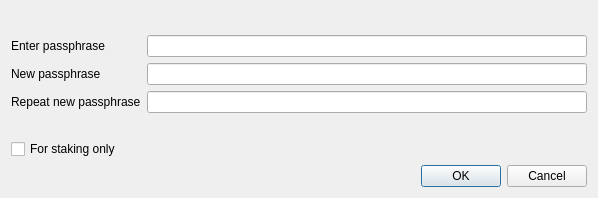
aliothcoin/aliothcoin, file src/qt/forms/askpassphrasedialog.ui: the form before one commit.
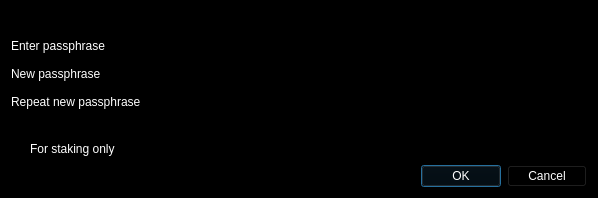
The form after the commit.

What changed in the file:
```diff
--- a/src/qt/forms/askpassphrasedialog.ui
+++ b/src/qt/forms/askpassphrasedialog.ui
@@ -22,6 +22,421 @@
     <height>0</height>
    </size>
   </property>
+  <property name="palette">
+   <palette>
+    <active>
+     <colorrole role="WindowText">
+      <brush brushstyle="SolidPattern">
+       <color alpha="255">
+        <red>255</red>
+        <green>255</green>
+        <blue>255</blue>
+       </color>
+      </brush>
+     </colorrole>
+     <colorrole role="Button">
+      <brush brushstyle="SolidPattern">
+       <color alpha="255">
+        <red>0</red>
+        <green>0</green>
+        <blue>0</blue>
+       </color>
+      </brush>
+     </colorrole>
+     <colorrole role="Light">
+      <brush brushstyle="SolidPattern">
+       <color alpha="255">
+        <red>0</red>
+        <green>0</green>
+        <blue>0</blue>
+       </color>
+      </brush>
+     </colorrole>
+     <colorrole role="Midlight">
+      <brush brushstyle="SolidPattern">
+       <color alpha="255">
+        <red>0</red>
+        <green>0</green>
+        <blue>0</blue>
+       </color>
+      </brush>
+     </colorrole>
+     <colorrole role="Dark">
+      <brush brushstyle="SolidPattern">
+       <color alpha="255">
+        <red>0</red>
+        <green>0</green>
+        <blue>0</blue>
+       </color>
+      </brush>
+     </colorrole>
+     <colorrole role="Mid">
+      <brush brushstyle="SolidPattern">
+       <color alpha="255">
+        <red>0</red>
+        <green>0</green>
+        <blue>0</blue>
+       </color>
+      </brush>
+     </colorrole>
+     <colorrole role="Text">
+      <brush brushstyle="SolidPattern">
+       <color alpha="255">
+        <red>255</red>
+        <green>255</green>
+        <blue>255</blue>
+       </color>
+      </brush>
+     </colorrole>
+     <colorrole role="BrightText">
+      <brush brushstyle="SolidPattern">
+       <color alpha="255">
+        <red>255</red>
+        <green>255</green>
+        <blue>255</blue>
+       </color>
+      </brush>
+     </colorrole>
+     <colorrole role="ButtonText">
+      <brush brushstyle="SolidPattern">
+       <color alpha="255">
+        <red>255</red>
+        <green>255</green>
+        <blue>255</blue>
+       </color>
+      </brush>
+     </colorrole>
+     <colorrole role="Base">
+      <brush brushstyle="SolidPattern">
+       <color alpha="255">
+        <red>0</red>
+        <green>0</green>
+        <blue>0</blue>
+       </color>
+      </brush>
+     </colorrole>
+     <colorrole role="Window">
+      <brush brushstyle="SolidPattern">
+       <color alpha="255">
+        <red>0</red>
+        <green>0</green>
+        <blue>0</blue>
+       </color>
+      </brush>
+     </colorrole>
+     <colorrole role="Shadow">
+      <brush brushstyle="SolidPattern">
+       <color alpha="255">
+        <red>0</red>
+        <green>0</green>
+        <blue>0</blue>
+       </color>
+      </brush>
+     </colorrole>
+     <colorrole role="AlternateBase">
+      <brush brushstyle="SolidPattern">
+       <color alpha="255">
+        <red>0</red>
+        <green>0</green>
+        <blue>0</blue>
+       </color>
+      </brush>
+     </colorrole>
+     <colorrole role="ToolTipBase">
+      <brush brushstyle="SolidPattern">
+       <color alpha="255">
+        <red>255</red>
+        <green>255</green>
+        <blue>220</blue>
+       </color>
+      </brush>
+     </colorrole>
+     <colorrole role="ToolTipText">
+      <brush brushstyle="SolidPattern">
+       <color alpha="255">
+        <red>0</red>
+        <green>0</green>
+        <blue>0</blue>
+       </color>
+      </brush>
+     </colorrole>
+    </active>
+    <inactive>
+     <colorrole role="WindowText">
+      <brush brushstyle="SolidPattern">
+       <color alpha="255">
+        <red>255</red>
+        <green>255</green>
+        <blue>255</blue>
+       </color>
+      </brush>
+     </colorrole>
+     <colorrole role="Button">
+      <brush brushstyle="SolidPattern">
+       <color alpha="255">
+        <red>0</red>
+        <green>0</green>
+        <blue>0</blue>
+       </color>
+      </brush>
+     </colorrole>
+     <colorrole role="Light">
+      <brush brushstyle="SolidPattern">
+       <color alpha="255">
+        <red>0</red>
+        <green>0</green>
+        <blue>0</blue>
+       </color>
+      </brush>
+     </colorrole>
+     <colorrole role="Midlight">
+      <brush brushstyle="SolidPattern">
+       <color alpha="255">
+        <red>0</red>
+        <green>0</green>
+        <blue>0</blue>
+       </color>
+      </brush>
+     </colorrole>
+     <colorrole role="Dark">
+      <brush brushstyle="SolidPattern">
+       <color alpha="255">
+        <red>0</red>
+        <green>0</green>
+        <blue>0</blue>
+       </color>
+      </brush>
+     </colorrole>
+     <colorrole role="Mid">
+      <brush brushstyle="SolidPattern">
+       <color alpha="255">
+        <red>0</red>
+        <green>0</green>
+        <blue>0</blue>
+       </color>
+      </brush>
+     </colorrole>
+     <colorrole role="Text">
+      <brush brushstyle="SolidPattern">
+       <color alpha="255">
+        <red>255</red>
+        <green>255</green>
+        <blue>255</blue>
+       </color>
+      </brush>
+     </colorrole>
+     <colorrole role="BrightText">
+      <brush brushstyle="SolidPattern">
+       <color alpha="255">
+        <red>255</red>
+        <green>255</green>
+        <blue>255</blue>
+       </color>
+      </brush>
+     </colorrole>
+     <colorrole role="ButtonText">
+      <brush brushstyle="SolidPattern">
+       <color alpha="255">
+        <red>255</red>
+        <green>255</green>
+        <blue>255</blue>
+       </color>
+      </brush>
+     </colorrole>
+     <colorrole role="Base">
+      <brush brushstyle="SolidPattern">
+       <color alpha="255">
+        <red>0</red>
+        <green>0</green>
+        <blue>0</blue>
+       </color>
+      </brush>
+     </colorrole>
+     <colorrole role="Window">
+      <brush brushstyle="SolidPattern">
+       <color alpha="255">
+        <red>0</red>
+        <green>0</green>
+        <blue>0</blue>
+       </color>
+      </brush>
+     </colorrole>
+     <colorrole role="Shadow">
+      <brush brushstyle="SolidPattern">
+       <color alpha="255">
+        <red>0</red>
+        <green>0</green>
+        <blue>0</blue>
+       </color>
+      </brush>
+     </colorrole>
+     <colorrole role="AlternateBase">
+      <brush brushstyle="SolidPattern">
+       <color alpha="255">
+        <red>0</red>
+        <green>0</green>
+        <blue>0</blue>
+       </color>
+      </brush>
+     </colorrole>
+     <colorrole role="ToolTipBase">
+      <brush brushstyle="SolidPattern">
+       <color alpha="255">
+        <red>255</red>
+        <green>255</green>
+        <blue>220</blue>
+       </color>
+      </brush>
+     </colorrole>
+     <colorrole role="ToolTipText">
+      <brush brushstyle="SolidPattern">
+       <color alpha="255">
+        <red>0</red>
+        <green>0</green>
+        <blue>0</blue>
+       </color>
+      </brush>
+     </colorrole>
+    </inactive>
+    <disabled>
+     <colorrole role="WindowText">
+      <brush brushstyle="SolidPattern">
+       <color alpha="255">
+        <red>0</red>
+        <green>0</green>
+        <blue>0</blue>
+       </color>
+      </brush>
+     </colorrole>
+     <colorrole role="Button">
+      <brush brushstyle="SolidPattern">
+       <color alpha="255">
+        <red>0</red>
+        <green>0</green>
+        <blue>0</blue>
+       </color>
+      </brush>
+     </colorrole>
+     <colorrole role="Light">
+      <brush brushstyle="SolidPattern">
+       <color alpha="255">
+        <red>0</red>
+        <green>0</green>
+        <blue>0</blue>
+       </color>
+      </brush>
+     </colorrole>
+     <colorrole role="Midlight">
+      <brush brushstyle="SolidPattern">
+       <color alpha="255">
+        <red>0</red>
+        <green>0</green>
+        <blue>0</blue>
+       </color>
+      </brush>
+     </colorrole>
+     <colorrole role="Dark">
+      <brush brushstyle="SolidPattern">
+       <color alpha="255">
+        <red>0</red>
+        <green>0</green>
+        <blue>0</blue>
+       </color>
+      </brush>
+     </colorrole>
+     <colorrole role="Mid">
+      <brush brushstyle="SolidPattern">
+       <color alpha="255">
+        <red>0</red>
+        <green>0</green>
+        <blue>0</blue>
+       </color>
+      </brush>
+     </colorrole>
+     <colorrole role="Text">
+      <brush brushstyle="SolidPattern">
+       <color alpha="255">
+        <red>0</red>
+        <green>0</green>
+        <blue>0</blue>
+       </color>
+      </brush>
+     </colorrole>
+     <colorrole role="BrightText">
+      <brush brushstyle="SolidPattern">
+       <color alpha="255">
+        <red>255</red>
+        <green>255</green>
+        <blue>255</blue>
+       </color>
+      </brush>
+     </colorrole>
+     <colorrole role="ButtonText">
+      <brush brushstyle="SolidPattern">
+       <color alpha="255">
+        <red>0</red>
+        <green>0</green>
+        <blue>0</blue>
+       </color>
+      </brush>
+     </colorrole>
+     <colorrole role="Base">
+      <brush brushstyle="SolidPattern">
+       <color alpha="255">
+        <red>0</red>
+        <green>0</green>
+        <blue>0</blue>
+       </color>
+      </brush>
+     </colorrole>
+     <colorrole role="Window">
+      <brush brushstyle="SolidPattern">
+       <color alpha="255">
+        <red>0</red>
+        <green>0</green>
+        <blue>0</blue>
+       </color>
+      </brush>
+     </colorrole>
+     <colorrole role="Shadow">
+      <brush brushstyle="SolidPattern">
+       <color alpha="255">
+        <red>0</red>
+        <green>0</green>
+        <blue>0</blue>
+       </color>
+      </brush>
+     </colorrole>
+     <colorrole role="AlternateBase">
+      <brush brushstyle="SolidPattern">
+       <color alpha="255">
+        <red>0</red>
+        <green>0</green>
+        <blue>0</blue>
+       </color>
+      </brush>
+     </colorrole>
+     <colorrole role="ToolTipBase">
+      <brush brushstyle="SolidPattern">
+       <color alpha="255">
+        <red>255</red>
+        <green>255</green>
+        <blue>220</blue>
+       </color>
+      </brush>
+     </colorrole>
+     <colorrole role="ToolTipText">
+      <brush brushstyle="SolidPattern">
+       <color alpha="255">
+        <red>0</red>
+        <green>0</green>
+        <blue>0</blue>
+       </color>
+      </brush>
+     </colorrole>
+    </disabled>
+   </palette>
+  </property>
   <property name="windowTitle">
    <string>Passphrase Dialog</string>
   </property>
```
Left out of the diff: 6 changed lines with no effect on the pictures.
